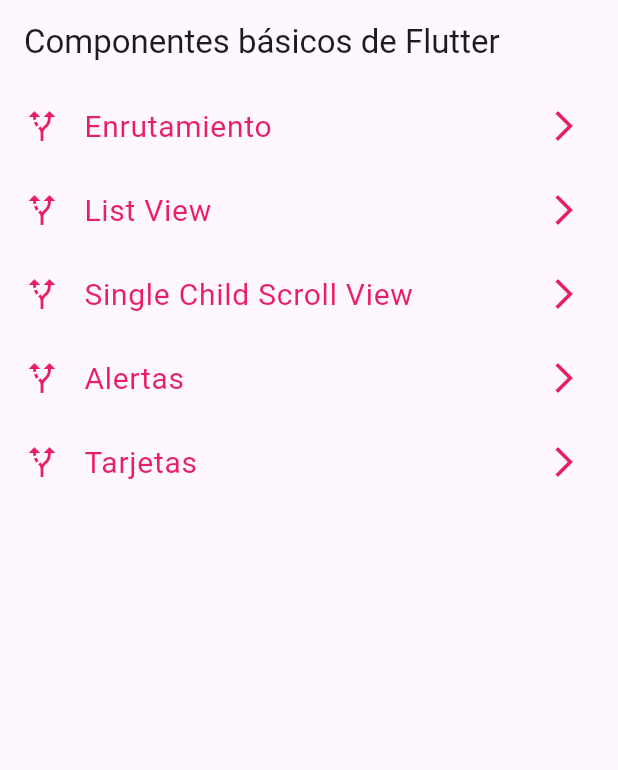
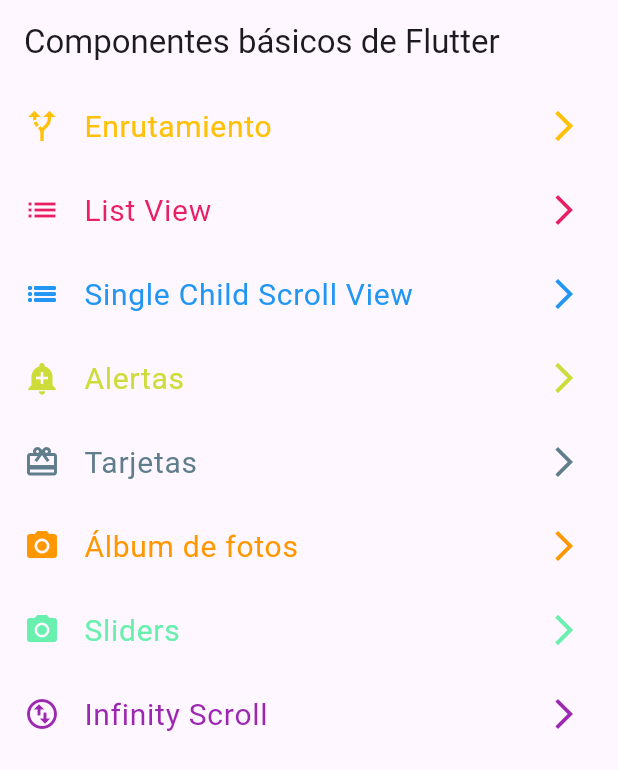
Before and after one commit to angelluce/flutter_components, a Flutter app: the screen it shows after launch, on a phone screen of 412 x 824 dp. Shown: the top 770 px of the screen. Run offline on Flutter 3.47's test engine with Material 3 defaults, Android fonts, the phone set to English and light mode, and no system bars.

Commit message:
infinity card

```diff
--- a/lib/app.dart
+++ b/lib/app.dart
@@ -9,6 +9,7 @@ class MainApp extends StatelessWidget {
   Widget build(BuildContext context) {
     return MaterialApp(
       title: 'Flutter Basic App',
+      debugShowCheckedModeBanner: false,
       routes: routes,
       initialRoute: HomeScreen.routeName,
     );
--- a/lib/screen/home_screen.dart
+++ b/lib/screen/home_screen.dart
@@ -1,8 +1,11 @@
 import 'package:flutter/material.dart';
+import 'package:flutter_basic_app/screen/album_fotos_screen.dart';
 import 'package:flutter_basic_app/screen/alertas_screen.dart';
+import 'package:flutter_basic_app/screen/infinity_scroll_screen.dart';
 import 'package:flutter_basic_app/screen/list_view_screen.dart';
 import 'package:flutter_basic_app/screen/routing_screen.dart';
 import 'package:flutter_basic_app/screen/single_child_screen.dart';
+import 'package:flutter_basic_app/screen/sliders_screen.dart';
 import 'package:flutter_basic_app/screen/tarjetas_screen.dart';
 
 class HomeScreen extends StatelessWidget {
@@ -22,16 +25,16 @@ class HomeScreen extends StatelessWidget {
           ListTile(
             leading: const Icon(
               Icons.alt_route,
-              color: Colors.pink,
+              color: Colors.amber,
             ),
             title:  const Text('Enrutamiento',
                 style: TextStyle(
                   fontSize: 20,
-                  color: Colors.pink,
+                  color: Colors.amber,
                 )),
             trailing: const Icon(
               Icons.arrow_forward_ios,
-              color: Colors.pink,
+              color: Colors.amber,
             ),
             onTap: () {
               Navigator.pushNamed(context, RoutingScreen.routeName);
@@ -39,7 +42,7 @@ class HomeScreen extends StatelessWidget {
           ),
           ListTile(
             leading: const Icon(
-              Icons.alt_route,
+              Icons.list,
               color: Colors.pink,
             ),
             title:  const Text('List View',
@@ -57,17 +60,17 @@ class HomeScreen extends StatelessWidget {
           ),
           ListTile(
             leading: const Icon(
-              Icons.alt_route,
-              color: Colors.pink,
+              Icons.list_outlined,
+              color: Colors.blue,
             ),
             title:  const Text('Single Child Scroll View',
                 style: TextStyle(
                   fontSize: 20,
-                  color: Colors.pink,
+                  color: Colors.blue,
                 )),
             trailing: const Icon(
               Icons.arrow_forward_ios,
-              color: Colors.pink,
+              color: Colors.blue,
             ),
             onTap: () {
               Navigator.pushNamed(context, SingleChildScreen.routeName);
@@ -75,17 +78,17 @@ class HomeScreen extends StatelessWidget {
           ),
           ListTile(
             leading: const Icon(
-              Icons.alt_route,
-              color: Colors.pink,
+              Icons.add_alert,
+              color: Colors.lime,
             ),
             title:  const Text('Alertas',
                 style: TextStyle(
                   fontSize: 20,
-                  color: Colors.pink,
+                  color: Colors.lime,
                 )),
             trailing: const Icon(
               Icons.arrow_forward_ios,
-              color: Colors.pink,
+              color: Colors.lime,
             ),
             onTap: () {
               Navigator.pushNamed(context, AlertasScreen.routeName);
@@ -93,20 +96,74 @@ class HomeScreen extends StatelessWidget {
           ),
           ListTile(
             leading: const Icon(
-              Icons.alt_route,
-              color: Colors.pink,
+              Icons.card_giftcard,
+              color: Colors.blueGrey,
             ),
             title:  const Text('Tarjetas',
                 style: TextStyle(
                   fontSize: 20,
-                  color: Colors.pink,
+                  color: Colors.blueGrey,
                 )),
             trailing: const Icon(
               Icons.arrow_forward_ios,
-              color: Colors.pink,
+              color: Colors.blueGrey,
             ),
             onTap: () {
               Navigator.pushNamed(context, TarjetasScreen.routeName);
+            },
+          ),
+          ListTile(
+            leading: const Icon(
+              Icons.photo_camera,
+              color: Colors.orange,
+            ),
+            title:  const Text('Álbum de fotos',
+                style: TextStyle(
+                  fontSize: 20,
+                  color: Colors.orange,
+                )),
+            trailing: const Icon(
+              Icons.arrow_forward_ios,
+              color: Colors.orange,
+            ),
+            onTap: () {
+              Navigator.pushNamed(context, AlbumFotosScreen.routeName);
+            },
+          ),
+          ListTile(
+            leading: const Icon(
+              Icons.photo_camera,
+              color: Colors.greenAccent,
+            ),
+            title:  const Text('Sliders',
+                style: TextStyle(
+                  fontSize: 20,
+                  color: Colors.greenAccent,
+                )),
+            trailing: const Icon(
+              Icons.arrow_forward_ios,
+              color: Colors.greenAccent,
+            ),
+            onTap: () {
+              Navigator.pushNamed(context, SlidersScreen.routeName);
+            },
+          ),
+          ListTile(
+            leading: const Icon(
+              Icons.swap_vertical_circle_outlined,
+              color: Colors.purple,
+            ),
+            title:  const Text('Infinity Scroll',
+                style: TextStyle(
+                  fontSize: 20,
+                  color: Colors.purple,
+                )),
+            trailing: const Icon(
+              Icons.arrow_forward_ios,
+              color: Colors.purple,
+            ),
+            onTap: () {
+              Navigator.pushNamed(context, InfinityScrollScreen.routeName);
             },
           )
         ],
--- a/lib/utils/routes.dart
+++ b/lib/utils/routes.dart
@@ -1,10 +1,13 @@
 import 'package:flutter/material.dart';
+import 'package:flutter_basic_app/screen/album_fotos_screen.dart';
 import 'package:flutter_basic_app/screen/alertas_screen.dart';
 import 'package:flutter_basic_app/screen/auxiliar_routing_screen.dart';
 import 'package:flutter_basic_app/screen/home_screen.dart';
+import 'package:flutter_basic_app/screen/infinity_scroll_screen.dart';
 import 'package:flutter_basic_app/screen/list_view_screen.dart';
 import 'package:flutter_basic_app/screen/routing_screen.dart';
 import 'package:flutter_basic_app/screen/single_child_screen.dart';
+import 'package:flutter_basic_app/screen/sliders_screen.dart';
 import 'package:flutter_basic_app/screen/tarjetas_screen.dart';
 
 final Map<String, Widget Function(BuildContext)> routes = {
@@ -16,4 +19,7 @@ final Map<String, Widget Function(BuildContext)> routes = {
   SingleChildScreen.routeName: (context) => const SingleChildScreen(),
   AlertasScreen.routeName: (context) => const AlertasScreen(),
   TarjetasScreen.routeName: (context) => const TarjetasScreen(),
+  AlbumFotosScreen.routeName: (context) => const AlbumFotosScreen(),
+  SlidersScreen.routeName: (context) => const SlidersScreen(),
+  InfinityScrollScreen.routeName: (context) => const InfinityScrollScreen(),
 };
```
Also changed, not shown: lib/screen/album_fotos_screen.dart (added, +113 -0 lines), lib/screen/infinity_scroll_screen.dart (added, +120 -0 lines), lib/screen/sliders_screen.dart (added, +38 -0 lines), lib/services/service.dart (added, +17 -0 lines).
